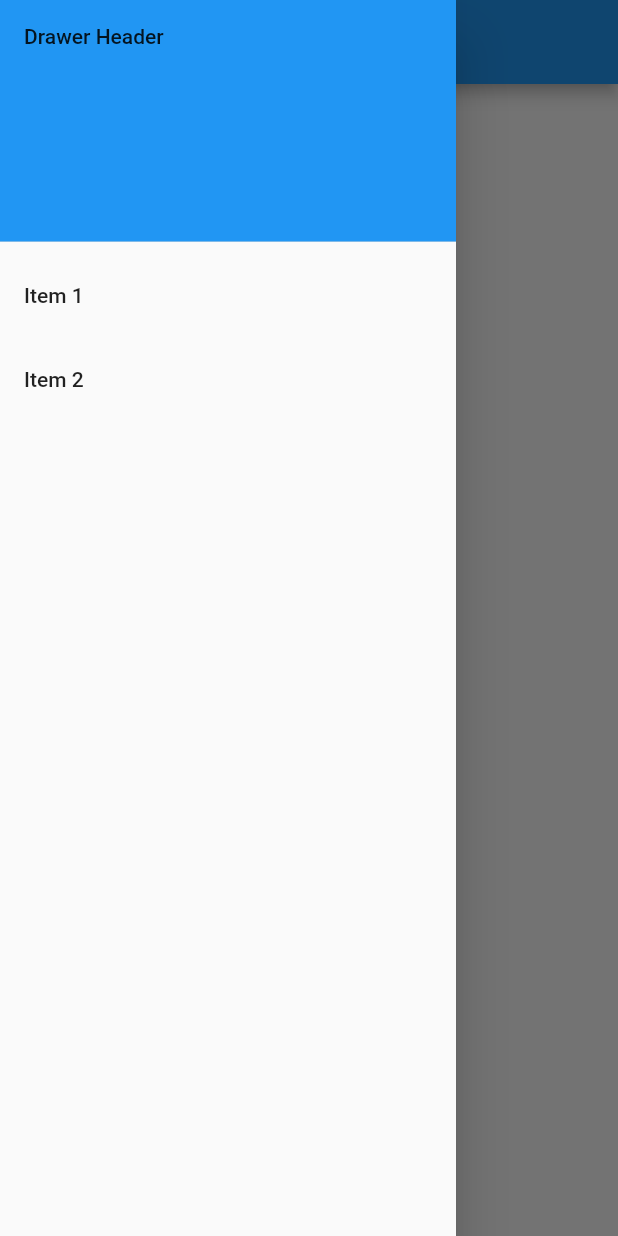
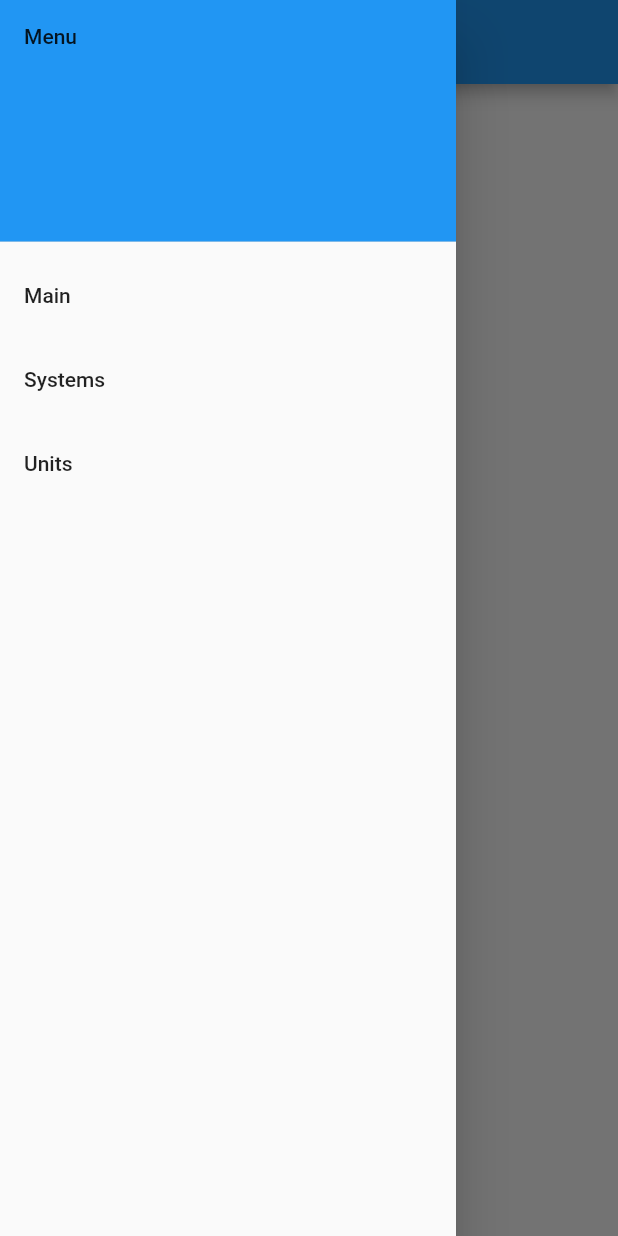
Before and after one commit to stignervik/logic-engine-flutter, a Flutter app: the screen it shows after launch, in the side drawer, after a tap on "Units", on a phone screen of 412 x 824 dp. Run offline on Flutter 3.47's test engine with Material 2 defaults, Android fonts, the light colour scheme and no system bars.

Commit message:
Add page navigation to drawer.

```diff
--- a/lib/main.dart
+++ b/lib/main.dart
@@ -1,12 +1,34 @@
 import 'package:flutter/material.dart';
 import 'package:logic_engine_flutter/screens/main_screen.dart';
+import 'package:logic_engine_flutter/screens/systems_screen.dart';
+import 'package:logic_engine_flutter/screens/units_screen.dart';
 import './screens/main_screen.dart';
 
 void main() {
-  runApp(const MaterialApp(
+  runApp(MaterialApp(
     title: 'Logic Engine App',
-    home: LogicEngineApp(),
+    // home: const LogicEngineApp(),
     debugShowCheckedModeBanner: false,
+    initialRoute: '/',
+    // routes: {},
+    onGenerateRoute: (settings) {
+      if (settings.name == '/') {
+        return MaterialPageRoute(
+            builder: (context) => const MainScreen(), settings: settings);
+      }
+
+      if (settings.name == '/systems') {
+        return MaterialPageRoute(
+            builder: (context) => const SystemsScreens(), settings: settings);
+      }
+
+      if (settings.name == '/units') {
+        return MaterialPageRoute(
+            builder: (context) => const UnitsScreen(), settings: settings);
+      }
+
+      return MaterialPageRoute(builder: (context) => const UnknownScreen());
+    },
   ));
 }
 
@@ -18,3 +40,17 @@ class LogicEngineApp extends StatelessWidget {
     return const MainScreen();
   }
 }
+
+class UnknownScreen extends StatelessWidget {
+  const UnknownScreen({Key? key}) : super(key: key);
+
+  @override
+  Widget build(BuildContext context) {
+    return Scaffold(
+      appBar: AppBar(),
+      body: const Center(
+        child: Text('404!'),
+      ),
+    );
+  }
+}
--- a/lib/screens/main_screen.dart
+++ b/lib/screens/main_screen.dart
@@ -1,6 +1,6 @@
 import 'package:flutter/material.dart';
 import 'package:logic_engine_flutter/widgets/drawer.dart';
-import './units_screen.dart';
+import 'package:logic_engine_flutter/screens/units_screen.dart';
 
 class MainScreen extends StatelessWidget {
   const MainScreen({super.key});
--- a/lib/screens/systems_screen.dart
+++ b/lib/screens/systems_screen.dart
@@ -8,7 +8,7 @@ class SystemsScreens extends StatelessWidget {
   @override
   Widget build(BuildContext context) {
     return Scaffold(
-      appBar: AppBar(title: const Text('Units')),
+      appBar: AppBar(title: const Text('Systems')),
       body: Center(
         child: ElevatedButton(
           child: const Text('Units'),
--- a/lib/screens/units_screen.dart
+++ b/lib/screens/units_screen.dart
@@ -8,7 +8,7 @@ class UnitsScreen extends StatelessWidget {
   @override
   Widget build(BuildContext context) {
     return Scaffold(
-      appBar: AppBar(title: const Text('Systems')),
+      appBar: AppBar(title: const Text('Units')),
       body: Center(
         child: ElevatedButton(
           child: const Text('Systems'),
--- a/lib/widgets/drawer.dart
+++ b/lib/widgets/drawer.dart
@@ -17,24 +17,36 @@ class CustomDrawer extends StatelessWidget {
             decoration: BoxDecoration(
               color: Colors.blue,
             ),
-            child: Text('Drawer Header'),
+            child: Text('Menu'),
           ),
           ListTile(
-            title: const Text('Item 1'),
+            title: const Text('Main'),
             onTap: () {
               // Update the state of the app
               // ...
               // Then close the drawer
-              Navigator.pop(context);
+              // Navigator.pop(context);
+              Navigator.of(context).pushReplacementNamed('/');
             },
           ),
           ListTile(
-            title: const Text('Item 2'),
+            title: const Text('Systems'),
             onTap: () {
               // Update the state of the app
               // ...
               // Then close the drawer
-              Navigator.pop(context);
+              // Navigator.pop(context);
+              Navigator.of(context).pushReplacementNamed('/systems');
+            },
+          ),
+          ListTile(
+            title: const Text('Units'),
+            onTap: () {
+              // Update the state of the app
+              // ...
+              // Then close the drawer
+              // Navigator.pop(context);
+              Navigator.of(context).pushReplacementNamed('/units');
             },
           ),
         ],
```
